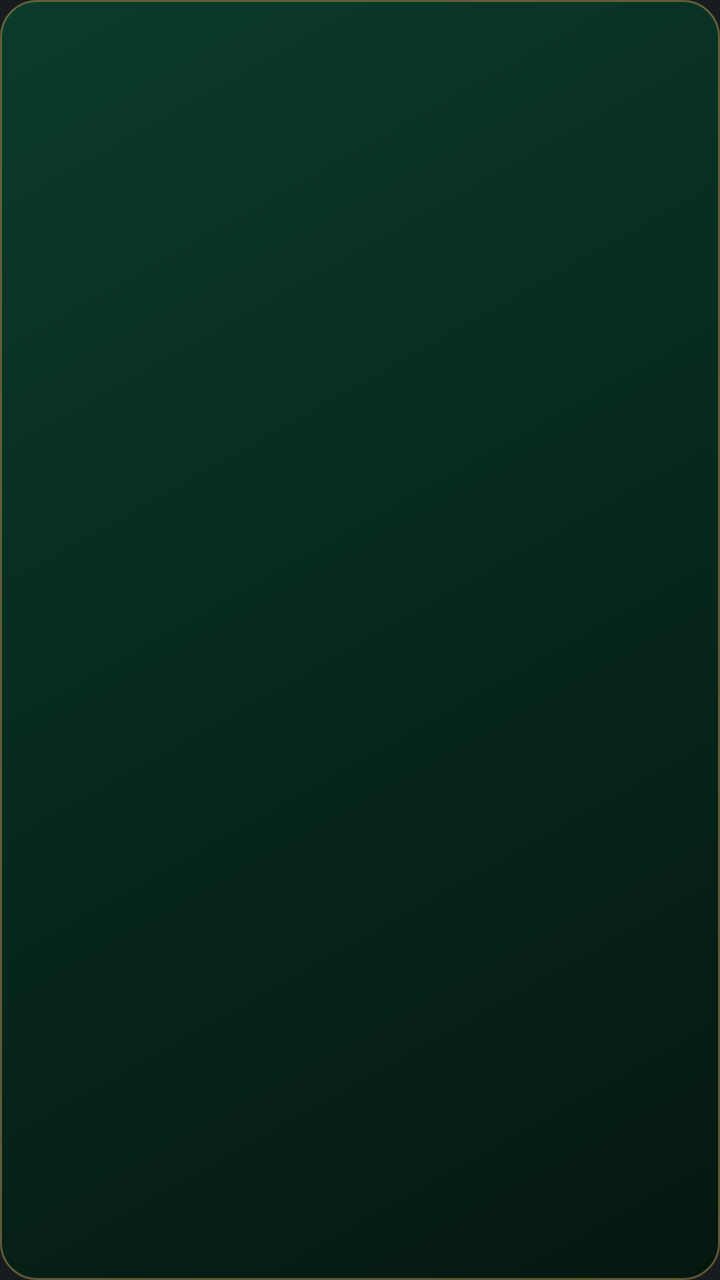
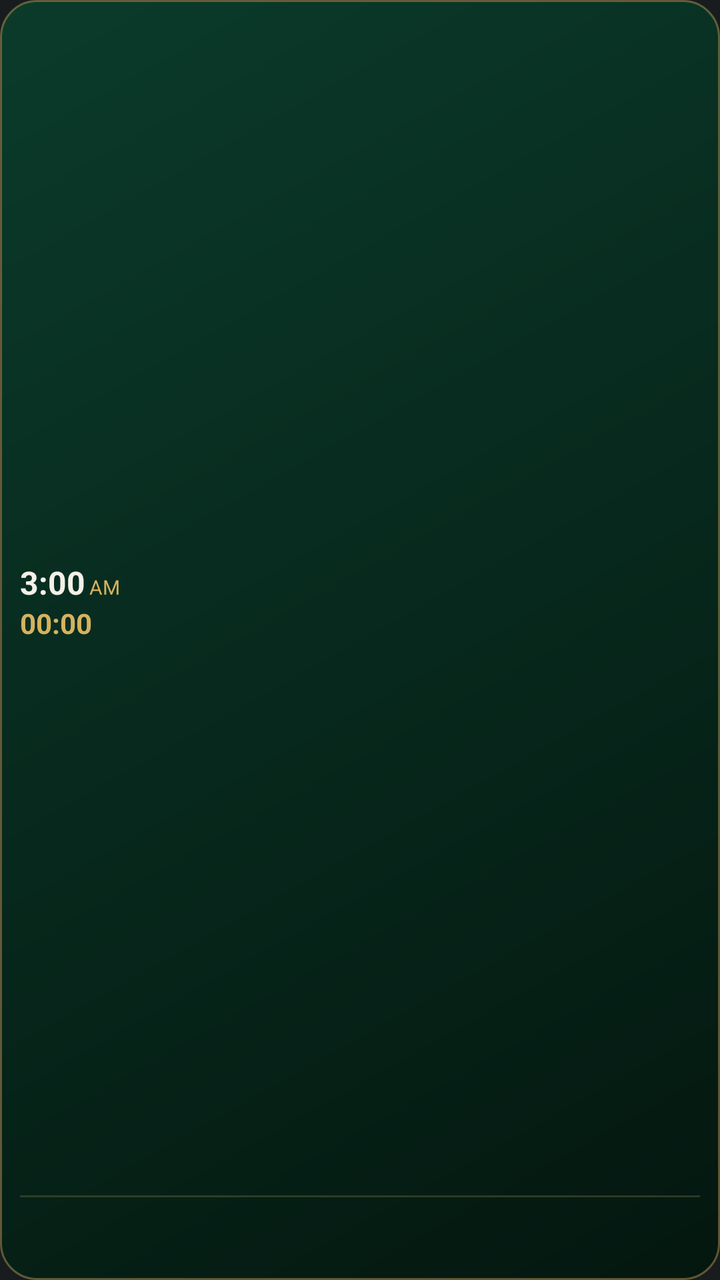

Before-and-after screenshots of an Android layout around one commit, followed by the original layout XML and the change that was made.
<!-- AndroidManifest.xml: application theme android:Theme.DeviceDefault.NoActionBar -->
<!-- res/layout/widget.xml -->
<LinearLayout xmlns:android="http://schemas.android.com/apk/res/android"
    android:id="@+id/wroot"
    android:layout_width="match_parent"
    android:layout_height="match_parent"
    android:orientation="vertical"
    android:layoutDirection="rtl"
    android:paddingStart="10dp"
    android:paddingEnd="10dp"
    android:paddingTop="6dp"
    android:paddingBottom="6dp"
    android:background="@drawable/widget_bg">


                <TextView
                    android:id="@+id/wnext"
                    android:layout_width="wrap_content"
                    android:layout_height="wrap_content"
                    android:textColor="#D6B25E"
                    android:textSize="18sp"
                    android:textStyle="bold"/>

                <TextView
                    android:id="@+id/wat"
                    android:layout_width="wrap_content"
                    android:layout_height="wrap_content"
                    android:layout_marginStart="6dp"
                    android:textColor="#F4F1E8"
                    android:textSize="12sp"/>
            </LinearLayout>
<!-- resources referenced by this layout -->
<resources>
  <!-- drawable widget_bg (drawable) -->
  <?xml version="1.0" encoding="utf-8"?>
  <shape xmlns:android="http://schemas.android.com/apk/res/android" android:shape="rectangle">
      <gradient android:startColor="#0B3B2B" android:endColor="#04170F" android:angle="315" />
      <stroke android:width="1dp" android:color="#66D6B25E" />
      <corners android:radius="18dp" />
  </shape>
</resources>

<!-- the commit's change to res/layout/widget.xml (unified diff, before → after) -->
@@ -10,6 +10,34 @@
     android:paddingBottom="6dp"
     android:background="@drawable/widget_bg">
 
+    
+    <LinearLayout
+        android:layout_width="match_parent"
+        android:layout_height="0dp"
+        android:layout_weight="1"
+        android:orientation="horizontal"
+        android:gravity="center_vertical">
+
+        
+        <LinearLayout
+            android:layout_width="0dp"
+            android:layout_height="wrap_content"
+            android:layout_weight="1"
+            android:orientation="vertical">
+
+            <TextView
+                android:id="@+id/wcity"
+                android:layout_width="wrap_content"
+                android:layout_height="wrap_content"
+                android:textColor="#A9C2B4"
+                android:textSize="12sp"
+                android:singleLine="true"/>
+
+            <LinearLayout
+                android:layout_width="wrap_content"
+                android:layout_height="wrap_content"
+                android:orientation="horizontal"
+                android:gravity="center_vertical">
 
                 <TextView
                     android:id="@+id/wnext"
@@ -27,3 +55,229 @@
                     android:textColor="#F4F1E8"
                     android:textSize="12sp"/>
             </LinearLayout>
+        </LinearLayout>
+
+        
+        <LinearLayout
+            android:layout_width="wrap_content"
+            android:layout_height="wrap_content"
+            android:orientation="vertical"
+            android:gravity="end">
+
+            <LinearLayout
+                android:layout_width="wrap_content"
+                android:layout_height="wrap_content"
+                android:orientation="horizontal"
+                android:layoutDirection="ltr"
+                android:gravity="bottom">
+
+                <TextClock
+                    android:id="@+id/wclk"
+                    android:layout_width="wrap_content"
+                    android:layout_height="wrap_content"
+                    android:format12Hour="h:mm"
+                    android:format24Hour="h:mm"
+                    android:timeZone="GMT+03:00"
+                    android:textColor="#F4F1E8"
+                    android:textSize="16sp"
+                    android:textStyle="bold"/>
+
+                <TextClock
+                    android:id="@+id/wap"
+                    android:layout_width="wrap_content"
+                    android:layout_height="wrap_content"
+                    android:layout_marginStart="2dp"
+                    android:format12Hour="a"
+                    android:format24Hour="a"
+                    android:timeZone="GMT+03:00"
+                    android:textColor="#D6B25E"
+                    android:textSize="10sp"/>
+            </LinearLayout>
+
+            <LinearLayout
+                android:layout_width="wrap_content"
+                android:layout_height="wrap_content"
+                android:orientation="horizontal"
+                android:gravity="center_vertical">
+
+                <TextView
+                    android:id="@+id/wlab"
+                    android:layout_width="wrap_content"
+                    android:layout_height="wrap_content"
+                    android:layout_marginEnd="4dp"
+                    android:textColor="#A9C2B4"
+                    android:textSize="10sp"/>
+
+                <Chronometer
+                    android:id="@+id/wcd"
+                    android:layout_width="wrap_content"
+                    android:layout_height="wrap_content"
+                    android:layoutDirection="ltr"
+                    android:textColor="#D6B25E"
+                    android:textSize="14sp"
+                    android:textStyle="bold"/>
+
+                <TextView
+                    android:id="@+id/wcdt"
+                    android:layout_width="wrap_content"
+                    android:layout_height="wrap_content"
+                    android:textColor="#D6B25E"
+                    android:textSize="14sp"
+                    android:textStyle="bold"
+                    android:visibility="gone"/>
+            </LinearLayout>
+        </LinearLayout>
+    </LinearLayout>
+
+    
+    <FrameLayout
+        android:layout_width="match_parent"
+        android:layout_height="1dp"
+        android:layout_marginTop="2dp"
+        android:layout_marginBottom="2dp"
+        android:background="#33D6B25E"/>
+
+    
+    <LinearLayout
+        android:layout_width="match_parent"
+        android:layout_height="wrap_content"
+        android:orientation="horizontal"
+        android:weightSum="5">
+
+        <LinearLayout
+            android:id="@+id/c0"
+            android:layout_width="0dp"
+            android:layout_height="wrap_content"
+            android:layout_weight="1"
+            android:layout_margin="1dp"
+            android:paddingTop="2dp"
+            android:paddingBottom="2dp"
+            android:orientation="vertical"
+            android:gravity="center">
+
+            <TextView
+                android:id="@+id/n0"
+                android:layout_width="wrap_content"
+                android:layout_height="wrap_content"
+                android:textColor="#A9C2B4"
+                android:textSize="10sp"/>
+
+            <TextView
+                android:id="@+id/t0"
+                android:layout_width="wrap_content"
+                android:layout_height="wrap_content"
+                android:textColor="#F4F1E8"
+                android:textSize="10sp"
+                android:textStyle="bold"/>
+        </LinearLayout>
+
+        <LinearLayout
+            android:id="@+id/c1"
+            android:layout_width="0dp"
+            android:layout_height="wrap_content"
+            android:layout_weight="1"
+            android:layout_margin="1dp"
+            android:paddingTop="2dp"
+            android:paddingBottom="2dp"
+            android:orientation="vertical"
+            android:gravity="center">
+
+            <TextView
+                android:id="@+id/n1"
+                android:layout_width="wrap_content"
+                android:layout_height="wrap_content"
+                android:textColor="#A9C2B4"
+                android:textSize="10sp"/>
+
+            <TextView
+                android:id="@+id/t1"
+                android:layout_width="wrap_content"
+                android:layout_height="wrap_content"
+                android:textColor="#F4F1E8"
+                android:textSize="10sp"
+                android:textStyle="bold"/>
+        </LinearLayout>
+
+        <LinearLayout
+            android:id="@+id/c2"
+            android:layout_width="0dp"
+            android:layout_height="wrap_content"
+            android:layout_weight="1"
+            android:layout_margin="1dp"
+            android:paddingTop="2dp"
+            android:paddingBottom="2dp"
+            android:orientation="vertical"
+            android:gravity="center">
+
+            <TextView
+                android:id="@+id/n2"
+                android:layout_width="wrap_content"
+                android:layout_height="wrap_content"
+                android:textColor="#A9C2B4"
+                android:textSize="10sp"/>
+
+            <TextView
+                android:id="@+id/t2"
+                android:layout_width="wrap_content"
+                android:layout_height="wrap_content"
+                android:textColor="#F4F1E8"
+                android:textSize="10sp"
+                android:textStyle="bold"/>
+        </LinearLayout>
+
+        <LinearLayout
+            android:id="@+id/c3"
+            android:layout_width="0dp"
+            android:layout_height="wrap_content"
+            android:layout_weight="1"
+            android:layout_margin="1dp"
+            android:paddingTop="2dp"
+            android:paddingBottom="2dp"
+            android:orientation="vertical"
+            android:gravity="center">
+
+            <TextView
+                android:id="@+id/n3"
+                android:layout_width="wrap_content"
+                android:layout_height="wrap_content"
+                android:textColor="#A9C2B4"
+                android:textSize="10sp"/>
+
+            <TextView
+                android:id="@+id/t3"
+                android:layout_width="wrap_content"
+                android:layout_height="wrap_content"
+                android:textColor="#F4F1E8"
+                android:textSize="10sp"
+                android:textStyle="bold"/>
+        </LinearLayout>
+
+        <LinearLayout
+            android:id="@+id/c4"
+            android:layout_width="0dp"
+            android:layout_height="wrap_content"
+            android:layout_weight="1"
+            android:layout_margin="1dp"
+            android:paddingTop="2dp"
+            android:paddingBottom="2dp"
+            android:orientation="vertical"
+            android:gravity="center">
+
+            <TextView
+                android:id="@+id/n4"
+                android:layout_width="wrap_content"
+                android:layout_height="wrap_content"
+                android:textColor="#A9C2B4"
+                android:textSize="10sp"/>
+
+            <TextView
+                android:id="@+id/t4"
+                android:layout_width="wrap_content"
+                android:layout_height="wrap_content"
+                android:textColor="#F4F1E8"
+                android:textSize="10sp"
+                android:textStyle="bold"/>
+        </LinearLayout>
+    </LinearLayout>
+
+</LinearLayout>
